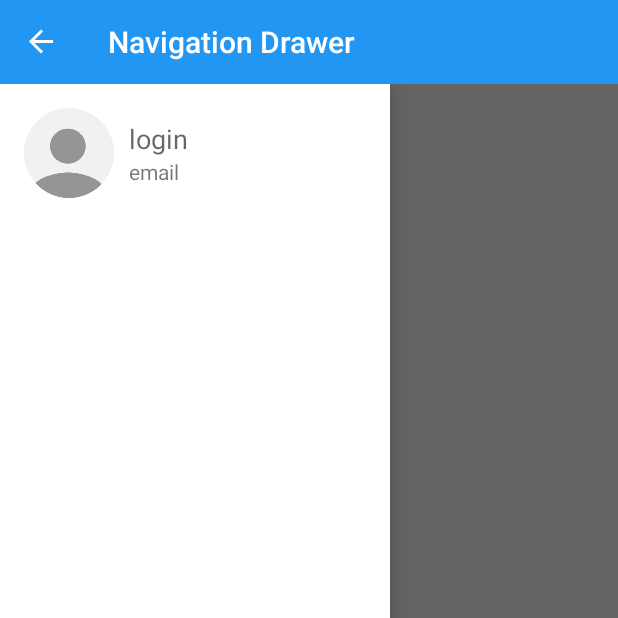
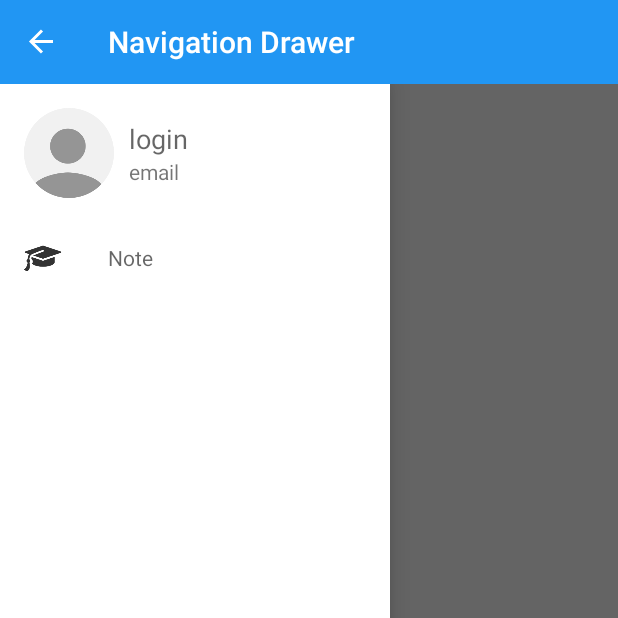
Before and after one commit to debase/EpiAndroid, an Android app: the HomeActivity screen opened directly, with no data from a screen before it, with the side drawer open, on a phone screen of 412 x 824 dp, the top half of it. Run offline under Robolectric (Android 15) with nearby library versions, the phone set to English and light mode, and no system bars; our stand-ins replace Picasso; libraries missing offline, so code that uses them is left out: com.loopj.android; pictures from the network do not load; 1 statement that could not run was skipped.

Commit message:
add list adapter for navigation drawer

```diff
--- a/EpiAndroid/app/src/main/java/epiandroid/eu/epitech/epiandroid/activity/HomeActivity.java
+++ b/EpiAndroid/app/src/main/java/epiandroid/eu/epitech/epiandroid/activity/HomeActivity.java
@@ -13,6 +13,7 @@ import android.view.MenuItem;
 import android.view.View;
 import android.widget.BaseAdapter;
 import android.widget.ImageView;
+import android.widget.ListView;
 import android.widget.TextView;
 
 import com.squareup.picasso.Picasso;
@@ -21,6 +22,7 @@ import org.json.JSONException;
 import org.json.JSONObject;
 
 import java.util.ArrayList;
+import java.util.List;
 
 import epiandroid.eu.epitech.epiandroid.CircleTransform;
 import epiandroid.eu.epitech.epiandroid.Fragment.MarksFragment;
@@ -28,6 +30,7 @@ import epiandroid.eu.epitech.epiandroid.R;
 import epiandroid.eu.epitech.epiandroid.adapter.EpiAndroidNavigationAdapter;
 import epiandroid.eu.epitech.epiandroid.epitech_service.EpitechService;
 import epiandroid.eu.epitech.epiandroid.epitech_service.EpitechServiceResponseHandler;
+import navigation_drawer.NavigationDrawerItem;
 
 /**
  * Created by debas on 20/01/15.
@@ -37,10 +40,11 @@ public class HomeActivity extends ActionBarActivity {
     private Toolbar toolbar;
     private DrawerLayout drawerLayout;
     private ActionBarDrawerToggle drawerToggle;
-//    private ListView leftDrawerList;
+    private ListView leftDrawerList;
     private ImageView mPictureView;
     private TextView mLogin, mMail;
     private BaseAdapter navigationDrawerAdapter;
+    private List<NavigationDrawerItem> mNavigationArray = new ArrayList<>();
 
     private EpitechServiceResponseHandler mEpitechServiceResponseHandler = new EpitechServiceResponseHandler() {
         @Override
@@ -81,13 +85,15 @@ public class HomeActivity extends ActionBarActivity {
     }
 
     private void initView() {
-//        leftDrawerList = (ListView) findViewById(R.id.left_drawer);
+        leftDrawerList = (ListView) findViewById(R.id.navdrawer_listview);
         toolbar = (Toolbar) findViewById(R.id.toolbar);
         drawerLayout = (DrawerLayout) findViewById(R.id.drawerLayout);
 
 
-        navigationDrawerAdapter = new EpiAndroidNavigationAdapter(new ArrayList<View>());
-//        leftDrawerList.setAdapter(navigationDrawerAdapter);
+        mNavigationArray.add(new NavigationDrawerItem(R.drawable.marks, getResources().getString(R.string.marks)));
+        navigationDrawerAdapter = new EpiAndroidNavigationAdapter(this, mNavigationArray);
+        leftDrawerList.setAdapter(navigationDrawerAdapter);
+
         mPictureView = (ImageView) findViewById(R.id.profile_image);
         mLogin = (TextView) findViewById(R.id.login_textview);
         mMail = (TextView) findViewById(R.id.mail_textview);
--- a/EpiAndroid/app/src/main/java/epiandroid/eu/epitech/epiandroid/adapter/EpiAndroidNavigationAdapter.java
+++ b/EpiAndroid/app/src/main/java/epiandroid/eu/epitech/epiandroid/adapter/EpiAndroidNavigationAdapter.java
@@ -1,39 +1,39 @@
 package epiandroid.eu.epitech.epiandroid.adapter;
 
+import android.content.Context;
+import android.view.LayoutInflater;
 import android.view.View;
 import android.view.ViewGroup;
-import android.widget.BaseAdapter;
+import android.widget.ArrayAdapter;
+import android.widget.ImageView;
+import android.widget.TextView;
 
 import java.util.List;
+
+import epiandroid.eu.epitech.epiandroid.R;
+import navigation_drawer.NavigationDrawerItem;
 
 /**
  * Created by debas on 20/01/15.
  */
-public class EpiAndroidNavigationAdapter extends BaseAdapter {
+public class EpiAndroidNavigationAdapter extends ArrayAdapter<NavigationDrawerItem> {
 
-    private List<View> mItemView;
-
-    public EpiAndroidNavigationAdapter(List<View> itemView) {
-        mItemView = itemView;
-    }
-
-    @Override
-    public int getCount() {
-        return mItemView.size();
-    }
-
-    @Override
-    public Object getItem(int position) {
-        return mItemView.get(position);
-    }
-
-    @Override
-    public long getItemId(int position) {
-        return position;
+    public EpiAndroidNavigationAdapter(Context context, List<NavigationDrawerItem> itemView) {
+        super(context, 0, itemView);
     }
 
     @Override
     public View getView(int position, View convertView, ViewGroup parent) {
-        return  mItemView.get(position);
+        NavigationDrawerItem item = getItem(position);
+
+        if (convertView == null) {
+            convertView = LayoutInflater.from(getContext()).inflate(R.layout.navdrawer_section, parent, false);
+        }
+        ImageView image = (ImageView) convertView.findViewById(R.id.icon_section);
+        TextView text = (TextView) convertView.findViewById(R.id.text_section);
+        image.setImageResource(item.getSectionIcon());
+        text.setText(item.getSectionString());
+
+        return convertView;
     }
 }
--- /dev/null
+++ b/EpiAndroid/app/src/main/java/navigation_drawer/NavigationDrawerItem.java
@@ -0,0 +1,22 @@
+package navigation_drawer;
+
+/**
+ * Created by debas on 25/01/15.
+ */
+public class NavigationDrawerItem {
+    private int mSectionIcon;
+    private String mSectionString;
+
+    public NavigationDrawerItem(int iconId, String str) {
+        mSectionIcon = iconId;
+        mSectionString = str;
+    }
+
+    public int getSectionIcon() {
+        return mSectionIcon;
+    }
+
+    public String getSectionString() {
+        return mSectionString;
+    }
+}
--- /dev/null
+++ b/EpiAndroid/app/src/main/res/layout/navdrawer_section.xml
@@ -0,0 +1,27 @@
+<?xml version="1.0" encoding="utf-8"?>
+<RelativeLayout xmlns:android="http://schemas.android.com/apk/res/android"
+    android:layout_width="match_parent" android:layout_height="48dp">
+
+        <ImageView
+            android:layout_width="25dp"
+            android:layout_height="25dp"
+            android:id="@+id/icon_section"
+            android:layout_gravity="center_vertical"
+            android:layout_centerVertical="true"
+            android:layout_alignParentLeft="true"
+            android:layout_alignParentStart="true"
+            android:layout_marginLeft="16dp"
+            android:layout_marginStart="16dp" />
+
+        <TextView
+            android:layout_width="wrap_content"
+            android:layout_height="wrap_content"
+            android:textAppearance="?android:attr/textAppearanceMedium"
+            android:text="Medium Text"
+            android:textSize="14sp"
+            android:id="@+id/text_section"
+            android:layout_gravity="center_vertical"
+            android:layout_marginLeft="72dp"
+            android:layout_marginStart="72dp"
+            android:layout_centerVertical="true"/>
+</RelativeLayout>
--- a/EpiAndroid/app/src/main/res/values/strings.xml
+++ b/EpiAndroid/app/src/main/res/values/strings.xml
@@ -12,6 +12,9 @@
     <string name="hello_world">Hello world!</string>
     <string name="loging_you_in">Logging you in</string>
     <string name="hello_blank_fragment">Hello blank fragment</string>
+
+    <!--navdrawer strings-->
     <string name="navdrawer_login">login</string>
     <string name="navdrawer_email">email</string>
+    <string name="marks">Note</string>
 </resources>
```
Also changed, not shown: EpiAndroid/app/src/main/res/drawable-mdpi/marks.png (added).
